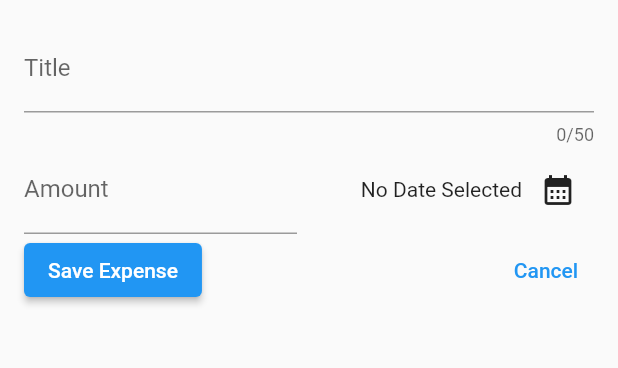
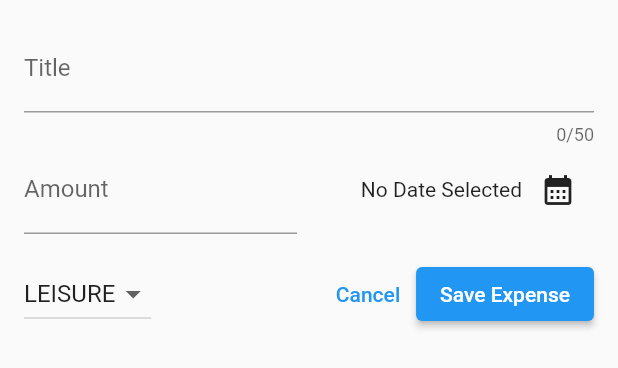
Before and after one commit to harshan92/expense-tracker, a Flutter app: the NewExpense widget shown alone on an empty page, opened directly, on a phone screen of 412 x 824 dp. Shown: the top 368 px of the screen. Run offline on Flutter 3.47's test engine with Material 2 defaults, Android fonts, the phone set to English and light mode, and no system bars.

Commit message:
added features

```diff
--- a/lib/new_expense.dart
+++ b/lib/new_expense.dart
@@ -15,6 +15,7 @@ class _NewExpenseState extends State<NewExpense> {
   final _titleController = TextEditingController();
   final _amountController = TextEditingController();
   DateTime? _selectedDate;
+  Category _selectedCategory = Category.leisure;
 
   void _presentDatePicker() async {
     final now = DateTime.now();
@@ -28,6 +29,16 @@ class _NewExpenseState extends State<NewExpense> {
     setState(() {
       _selectedDate = pickDate;
     });
+  }
+
+  void _submitExpenseData() {
+    final enteredAmount = double.tryParse(_amountController.text);
+    final amountIsInvalid = enteredAmount == null || enteredAmount <= 0;
+    if (_titleController.text.trim().isEmpty ||
+        amountIsInvalid ||
+        _selectedDate == null) {
+      showDialog(context: context, builder: builder);
+    }
   }
 
   @override
@@ -83,21 +94,36 @@ class _NewExpenseState extends State<NewExpense> {
               )
             ],
           ),
+          const SizedBox(
+            height: 16,
+          ),
           Row(
             children: [
-              ElevatedButton(
-                onPressed: () {
-                  print(_titleController.text);
-                  print(_amountController.text);
-                },
-                child: const Text("Save Expense"),
-              ),
+              DropdownButton(
+                  value: _selectedCategory,
+                  items: Category.values
+                      .map((category) => DropdownMenuItem(
+                          value: category,
+                          child: Text(category.name.toUpperCase())))
+                      .toList(),
+                  onChanged: (value) {
+                    if (value == null) {
+                      return;
+                    }
+                    setState(() {
+                      _selectedCategory = value;
+                    });
+                  }),
               const Spacer(),
               TextButton(
                   onPressed: () {
                     Navigator.pop(context);
                   },
-                  child: const Text("Cancel"))
+                  child: const Text("Cancel")),
+              ElevatedButton(
+                onPressed: _submitExpenseData,
+                child: const Text("Save Expense"),
+              ),
             ],
           )
         ],
```
